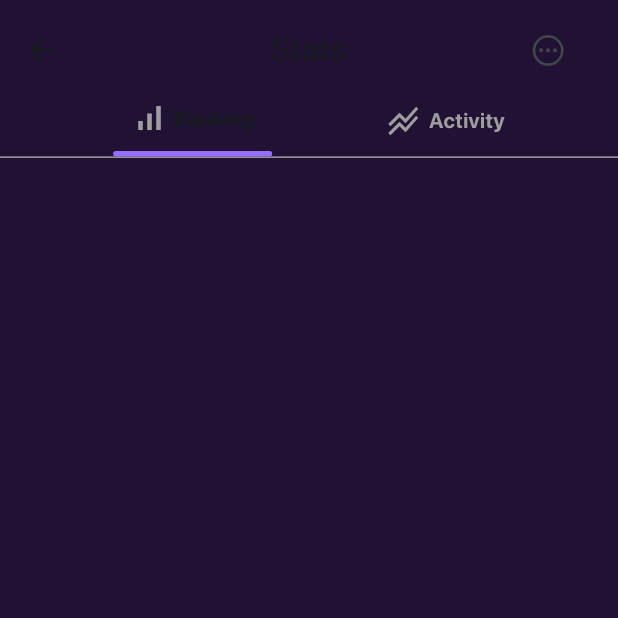
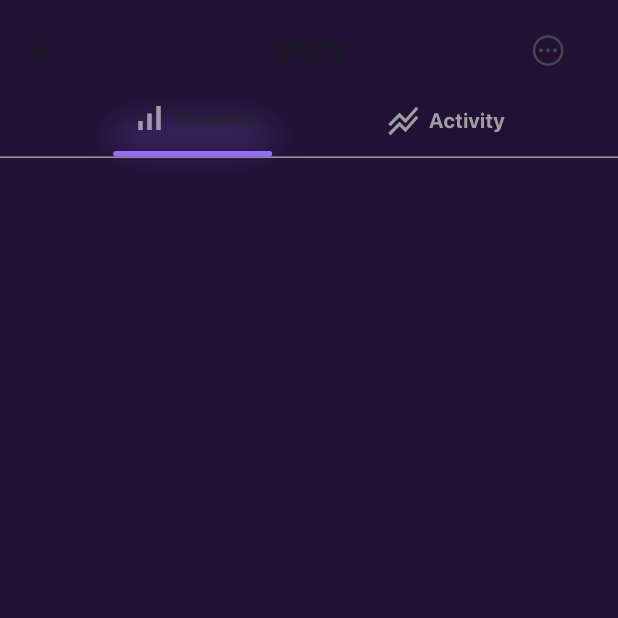
Before and after one commit to Amro27code/mini-nft-marketPlace, a Flutter app: the StatesPage screen opened by its route, on a phone screen of 412 x 824 dp, the top half of it. Run offline on Flutter 3.47's test engine with Material 3 defaults, Android fonts, the phone set to English and light mode, and no system bars.

Commit message:
complete shadow  app title stats

```diff
--- a/lib/features/states/screens/state_screen.dart
+++ b/lib/features/states/screens/state_screen.dart
@@ -38,9 +38,7 @@ class StatesPage extends StatelessWidget {
               children: [
                 Column(
                   children: [
-                    Padding(
-                      padding: const EdgeInsets.only(bottom: 10.0),
-                      child: Row(
+                    Row(
                       mainAxisSize: .min,
                       spacing: 5,
                       children: [
@@ -54,12 +52,19 @@ class StatesPage extends StatelessWidget {
                         ),
                       ],
                     ),
-                    ),
                     Container(
                       width: 106,
                       height: 3.6,
+                      margin: const EdgeInsets.only(top: 10.0),
                       decoration: BoxDecoration(
-                        // boxShadow: [],
+                        boxShadow: [
+                          BoxShadow(
+                            blurRadius: 20,
+                            offset: Offset(0, -12),
+                            spreadRadius: 0.5,
+                            color: ColorManager.lightBlueStats,
+                          ),
+                        ],
                         color: ColorManager.lightBlueStats,
                         borderRadius: BorderRadius.circular(27),
                       ),
```
Lines whose indentation alone changed are shown as unchanged.
